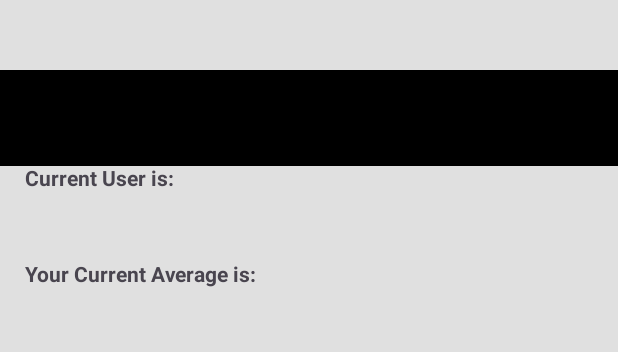
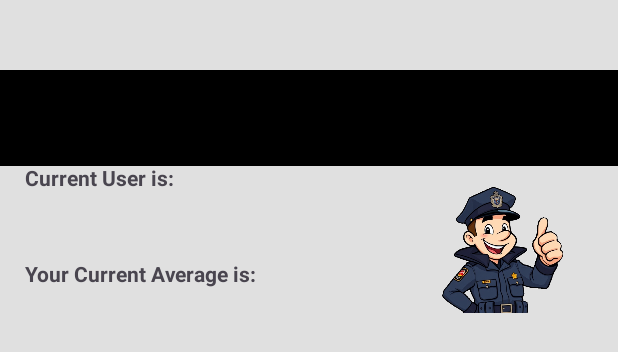
Before and after one commit to KhaledElshokri/Slouch-Patrol, an Android app: the layout activity_data.xml on its own in the app's theme, with its tools: preview values and no code run, on a phone screen of 412 x 824 dp. Shown: the top 352 px of the screen. Run offline under Robolectric (Android 15) with nearby library versions, the phone set to English and light mode, and no system bars.

Commit message:
Added image to activity log

```diff
--- a/SlouchPatrolApp/app/src/main/res/layout/activity_data.xml
+++ b/SlouchPatrolApp/app/src/main/res/layout/activity_data.xml
@@ -60,4 +60,18 @@
         app:layout_constraintStart_toStartOf="parent"
         app:layout_constraintTop_toTopOf="parent" />
 
+    <ImageView
+        android:id="@+id/imageView2"
+        android:layout_width="128dp"
+        android:layout_height="88dp"
+        android:layout_marginStart="269dp"
+        android:layout_marginTop="74dp"
+        android:layout_marginEnd="14dp"
+        android:layout_marginBottom="569dp"
+        app:layout_constraintBottom_toBottomOf="parent"
+        app:layout_constraintEnd_toEndOf="parent"
+        app:layout_constraintStart_toStartOf="parent"
+        app:layout_constraintTop_toTopOf="parent"
+        app:srcCompat="@drawable/happy_officer" />
+
 </androidx.constraintlayout.widget.ConstraintLayout>
--- a/SlouchPatrolApp/app/src/main/res/layout/activity_settings.xml
+++ b/SlouchPatrolApp/app/src/main/res/layout/activity_settings.xml
@@ -68,7 +68,7 @@
         app:layout_constraintVertical_bias="1.0" />
 
     <TextView
-        android:id="@+id/textView4"
+        android:id="@+id/average_text"
         android:layout_width="344dp"
         android:layout_height="44dp"
         android:layout_marginStart="24dp"
@@ -157,7 +157,7 @@
         app:layout_constraintVertical_bias="1.0" />
 
     <EditText
-        android:id="@+id/editTextText"
+        android:id="@+id/polling_text"
         android:layout_width="344dp"
         android:layout_height="42dp"
         android:layout_marginStart="24dp"
```
Also changed, not shown: SlouchPatrolApp/app/src/main/java/com/example/slouch_patrol_app/Controller/Activities/DataActivity.java (+10 -0 lines).
